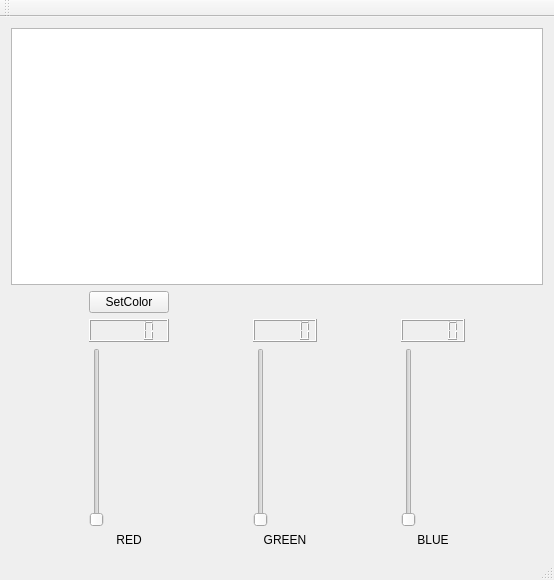
doumdi/DrummerLights, file MQTT-Test/mainwindow.ui: the form before one commit.
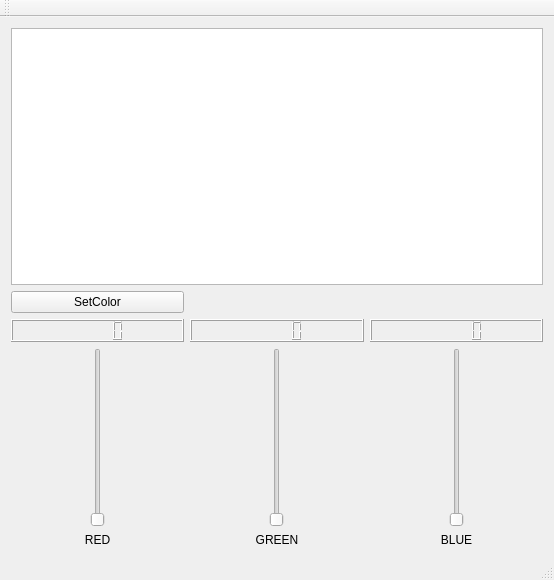
The form after the commit.

```diff
--- a/MQTT-Test/mainwindow.ui
+++ b/MQTT-Test/mainwindow.ui
@@ -20,8 +20,17 @@
     </item>
     <item>
      <layout class="QGridLayout" name="gridLayout">
+      <property name="sizeConstraint">
+       <enum>QLayout::SetDefaultConstraint</enum>
+      </property>
       <item row="2" column="1">
        <widget class="QSlider" name="greenVerticalSlider">
+        <property name="sizePolicy">
+         <sizepolicy hsizetype="MinimumExpanding" vsizetype="Expanding">
+          <horstretch>0</horstretch>
+          <verstretch>0</verstretch>
+         </sizepolicy>
+        </property>
         <property name="maximum">
          <number>255</number>
         </property>
@@ -32,6 +41,12 @@
       </item>
       <item row="2" column="2">
        <widget class="QSlider" name="blueVerticalSlider">
+        <property name="sizePolicy">
+         <sizepolicy hsizetype="MinimumExpanding" vsizetype="Expanding">
+          <horstretch>0</horstretch>
+          <verstretch>0</verstretch>
+         </sizepolicy>
+        </property>
         <property name="maximum">
          <number>255</number>
         </property>
@@ -41,7 +56,14 @@
        </widget>
       </item>
       <item row="1" column="2">
-       <widget class="QLCDNumber" name="blueLcd"/>
+       <widget class="QLCDNumber" name="blueLcd">
+        <property name="sizePolicy">
+         <sizepolicy hsizetype="Expanding" vsizetype="Minimum">
+          <horstretch>0</horstretch>
+          <verstretch>0</verstretch>
+         </sizepolicy>
+        </property>
+       </widget>
       </item>
       <item row="3" column="0">
        <widget class="QLabel" name="redLabel">
@@ -64,13 +86,33 @@
        </widget>
       </item>
       <item row="1" column="0">
-       <widget class="QLCDNumber" name="redLcd"/>
+       <widget class="QLCDNumber" name="redLcd">
+        <property name="sizePolicy">
+         <sizepolicy hsizetype="Expanding" vsizetype="Minimum">
+          <horstretch>0</horstretch>
+          <verstretch>0</verstretch>
+         </sizepolicy>
+        </property>
+       </widget>
       </item>
       <item row="1" column="1">
-       <widget class="QLCDNumber" name="greenLcd"/>
+       <widget class="QLCDNumber" name="greenLcd">
+        <property name="sizePolicy">
+         <sizepolicy hsizetype="Expanding" vsizetype="Minimum">
+          <horstretch>0</horstretch>
+          <verstretch>0</verstretch>
+         </sizepolicy>
+        </property>
+       </widget>
       </item>
       <item row="2" column="0">
        <widget class="QSlider" name="redVerticalSlider">
+        <property name="sizePolicy">
+         <sizepolicy hsizetype="MinimumExpanding" vsizetype="Expanding">
+          <horstretch>0</horstretch>
+          <verstretch>0</verstretch>
+         </sizepolicy>
+        </property>
         <property name="maximum">
          <number>255</number>
         </property>
```
Left out of the diff: 4 changed lines with no effect on the pictures.
